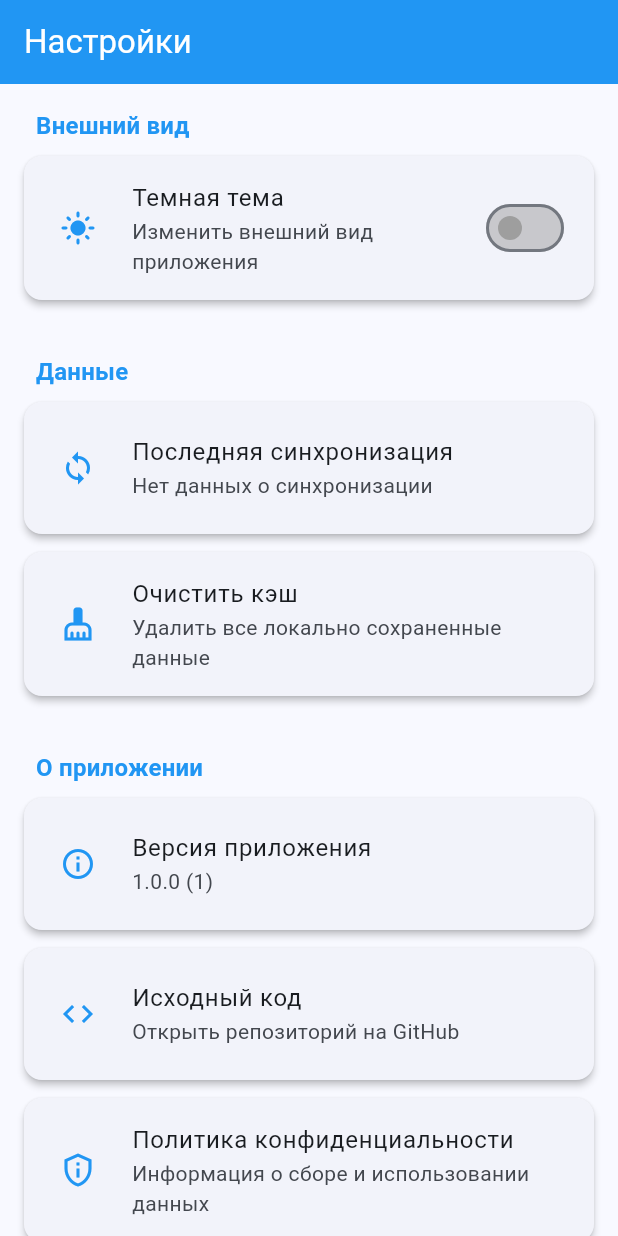
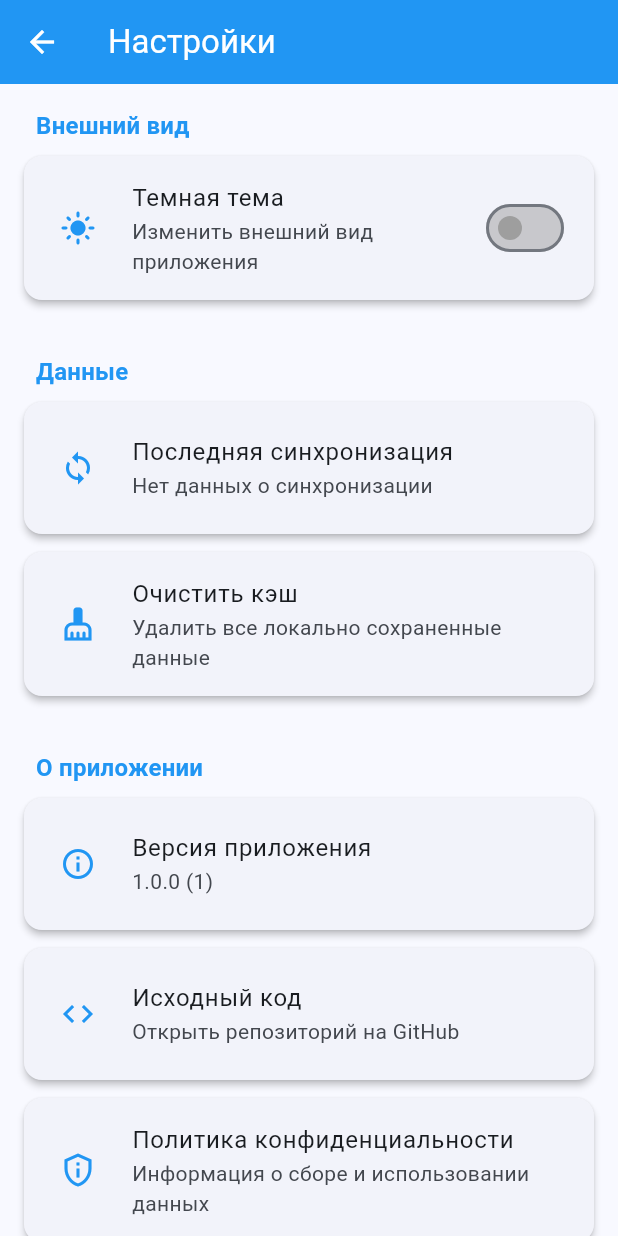
Before and after one commit to Mililitr/tranzit_app, a Flutter app: the SettingsPage screen opened by its route, on a phone screen of 412 x 824 dp. Run offline on Flutter 3.47's test engine with Material 3 defaults, Android fonts, the phone set to English and light mode, and no system bars; our stand-ins replace dartz, dio, equatable, flutter_bloc, freezed_annotation, get_it and 5 more; accounts and stored records are empty; network calls fail.

Commit message:
settings fix

```diff
--- a/lib/presentation/pages/settings_page.dart
+++ b/lib/presentation/pages/settings_page.dart
@@ -12,6 +12,7 @@ import 'package:tranzit_app/presentation/bloc/settings/settings_state.dart';
 import 'package:tranzit_app/presentation/widgets/error_message.dart';
 import 'package:tranzit_app/presentation/widgets/loading_indicator.dart';
 import 'package:url_launcher/url_launcher.dart';
+import 'package:go_router/go_router.dart';
 
 /// Страница настроек приложения
 class SettingsPage extends StatefulWidget {
@@ -48,7 +49,16 @@ class _SettingsPageState extends State<SettingsPage> {
       appBar: AppBar(
         title: const Text('Настройки'),
         elevation: 0,
+        leading: IconButton(
+          icon: const Icon(Icons.arrow_back),
+          onPressed: () {
+            // Вместо context.pop() используем навигацию на конкретный маршрут
+            context.go('/groups'); // Предполагается, что '/groups' - это маршрут к списку групп
+          },
+        ),
       ),
+
+
       body: BlocBuilder<SettingsBloc, SettingsState>(
         builder: (context, state) {
           if (state is SettingsLoading) {
```
